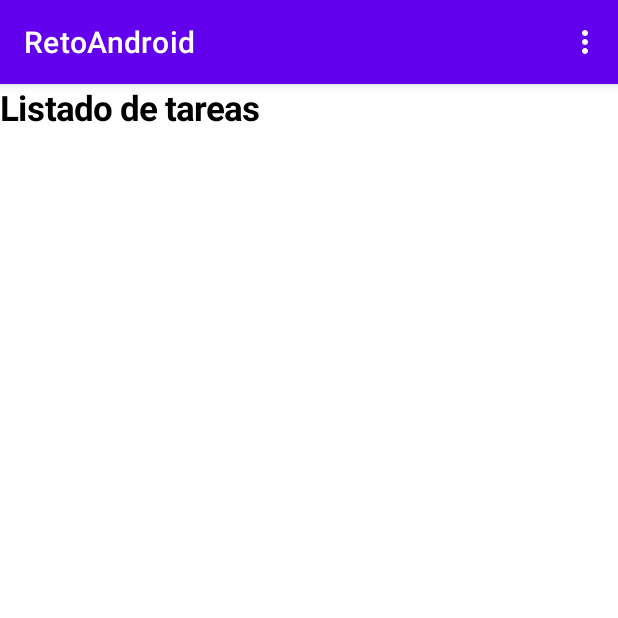
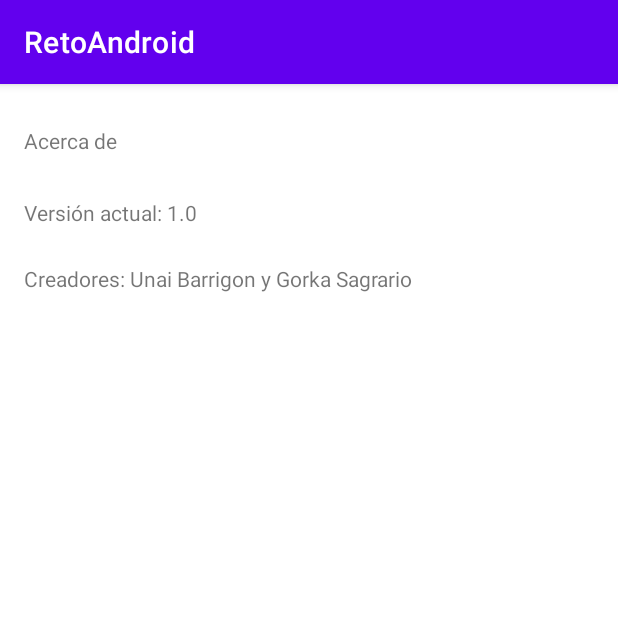
Before and after one commit to GorkaSagrario/RetoAndroid1, an Android app: the ListadoDeTareas screen opened directly, with no data from a screen before it, in the options menu, after a tap on "Acerca de", on a phone screen of 412 x 824 dp, the top half of it. Run offline under Robolectric (Android 15) with nearby library versions, the phone set to English and light mode, and no system bars.

Commit message:
ultimo push

```diff
--- /dev/null
+++ b/app/src/main/java/com/example/retoandroid/AcercaDe.java
@@ -0,0 +1,14 @@
+package com.example.retoandroid;
+
+import androidx.appcompat.app.AppCompatActivity;
+
+import android.os.Bundle;
+
+public class AcercaDe extends AppCompatActivity {
+
+    @Override
+    protected void onCreate(Bundle savedInstanceState) {
+        super.onCreate(savedInstanceState);
+        setContentView(R.layout.activity_aceca_de);
+    }
+}
--- a/app/src/main/java/com/example/retoandroid/CambiarContrasena.java
+++ b/app/src/main/java/com/example/retoandroid/CambiarContrasena.java
@@ -29,9 +29,6 @@ public class CambiarContrasena extends AppCompatActivity {
 
         p = getSharedPreferences("sharedprefs", Context.MODE_PRIVATE);
 
-
-    TextView tv = findViewById(R.id.textView5);
-    tv.setText(contraVieja);
 
     if(comprobarContrasena(contraVieja,contraNueva)){
         setLogin(getLoginUsuario(),contraNueva);
--- a/app/src/main/java/com/example/retoandroid/ListadoDeTareas.java
+++ b/app/src/main/java/com/example/retoandroid/ListadoDeTareas.java
@@ -183,6 +183,8 @@ public class ListadoDeTareas extends AppCompatActivity implements Serializable {
 
         }
         if (id==R.id.acercaDe) {
+            Intent i = new Intent(this, AcercaDe.class );
+            startActivity(i);
 
         }
         if (id==R.id.desconectar) {
--- /dev/null
+++ b/app/src/main/res/layout/activity_aceca_de.xml
@@ -0,0 +1,41 @@
+<?xml version="1.0" encoding="utf-8"?>
+<androidx.constraintlayout.widget.ConstraintLayout xmlns:android="http://schemas.android.com/apk/res/android"
+    xmlns:app="http://schemas.android.com/apk/res-auto"
+    xmlns:tools="http://schemas.android.com/tools"
+    android:layout_width="match_parent"
+    android:layout_height="match_parent"
+    tools:context=".AcercaDe">
+
+    <TextView
+        android:id="@+id/textView5"
+        android:layout_width="247dp"
+        android:layout_height="28dp"
+        android:layout_marginTop="20dp"
+        android:text="@string/ContenidoAcercaDe"
+        app:layout_constraintEnd_toEndOf="parent"
+        app:layout_constraintHorizontal_bias="0.097"
+        app:layout_constraintStart_toStartOf="parent"
+        app:layout_constraintTop_toBottomOf="@+id/textView9" />
+
+    <TextView
+        android:id="@+id/textView12"
+        android:layout_width="329dp"
+        android:layout_height="25dp"
+        android:layout_marginTop="16dp"
+        android:text="@string/HechoPor"
+        app:layout_constraintEnd_toEndOf="parent"
+        app:layout_constraintHorizontal_bias="0.195"
+        app:layout_constraintStart_toStartOf="parent"
+        app:layout_constraintTop_toBottomOf="@+id/textView5" />
+
+    <TextView
+        android:id="@+id/textView9"
+        android:layout_width="247dp"
+        android:layout_height="28dp"
+        android:layout_marginTop="28dp"
+        android:text="@string/AcercaDe"
+        app:layout_constraintEnd_toEndOf="parent"
+        app:layout_constraintHorizontal_bias="0.097"
+        app:layout_constraintStart_toStartOf="parent"
+        app:layout_constraintTop_toTopOf="parent" />
+</androidx.constraintlayout.widget.ConstraintLayout>
--- a/app/src/main/res/values/strings.xml
+++ b/app/src/main/res/values/strings.xml
@@ -26,4 +26,6 @@
     <string name="nuevaTarea">Nueva Tarea</string>
     <string name="AcercaDe">Acerca de</string>
     <string name="desconectar">Desconectar</string>
+    <string name="ContenidoAcercaDe">Versión actual: 1.0</string>
+    <string name="HechoPor">Creadores: Unai Barrigon y Gorka Sagrario</string>
 </resources>
```
Also changed, not shown: app/src/main/AndroidManifest.xml (+6 -3 lines), app/src/main/res/layout/activity_tarea_del_listado.xml (+8 -23 lines), app/src/main/res/navigation/nav_graph.xml (deleted, +0 -28 lines), 1 other file.
